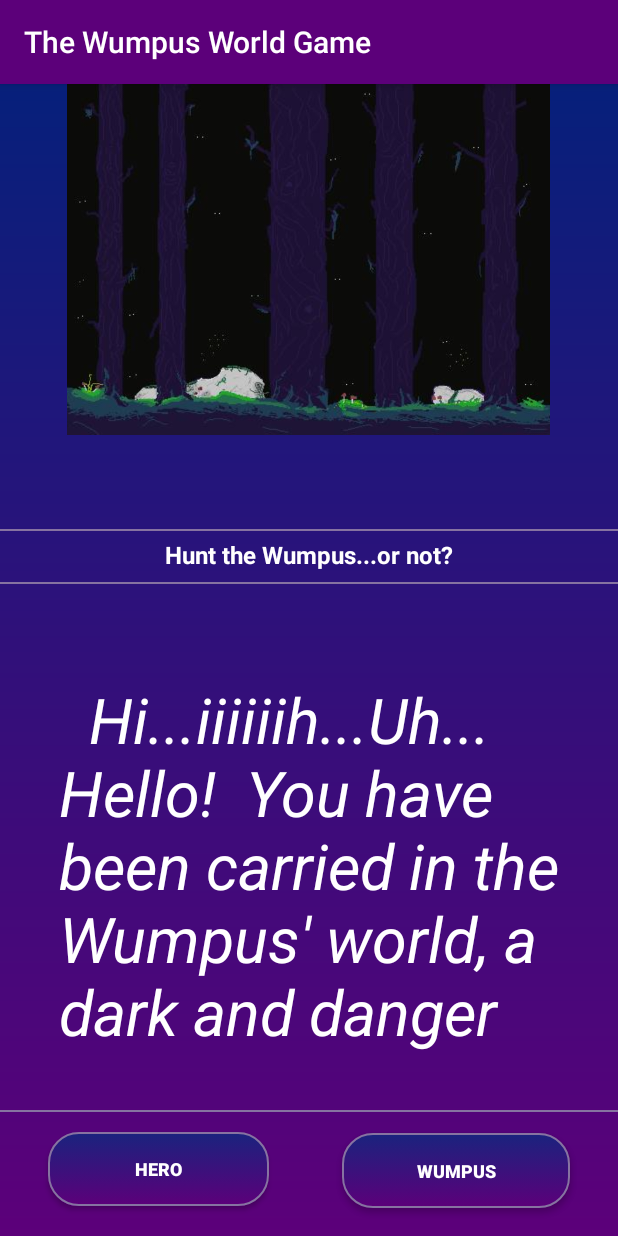
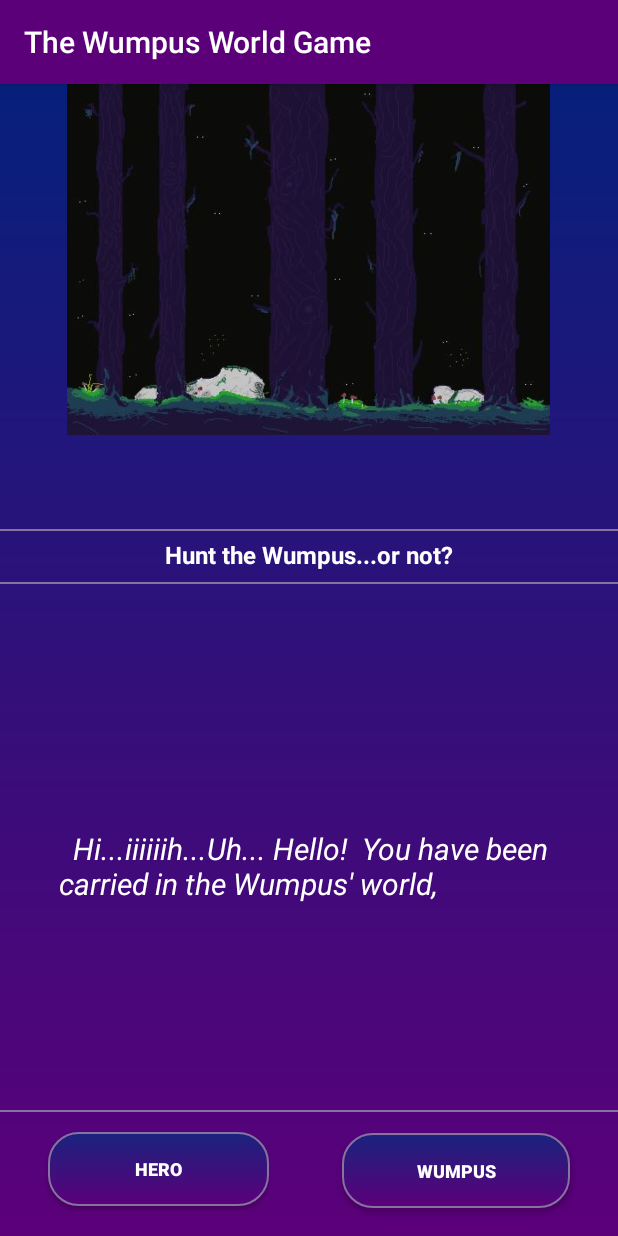
Before and after one commit to ivochan/WumpusWorldGame, an Android app: the first screen one second after launch (MainActivity), on a phone screen of 412 x 824 dp. Run offline under Robolectric (Android 15) with nearby library versions, the phone set to English and light mode, and no system bars.

Commit message:
animazione del testo nella mainActivity

```diff
--- a/app/src/main/java/com/example/wumpusworldgame/activities/MainActivity.java
+++ b/app/src/main/java/com/example/wumpusworldgame/activities/MainActivity.java
@@ -20,7 +20,7 @@ public class MainActivity extends AppCompatActivity {
     //##### attributi di classe #####
     //testo animato
     TypeWriter typeWriter;
-    final static int delay = 20;
+    final static int delay = 25;
     //riproduttore audio
     MediaPlayer mp;
     //pulsante modalita' eroe
@@ -55,7 +55,9 @@ public class MainActivity extends AppCompatActivity {
          * - con @tipo_risorsa/nome_risorsa, in XML;
          */
         setContentView(R.layout.activity_main);
+
         //##### inizializzazioni #####
+
         //testo animato
         typeWriter = findViewById(R.id.storia);
         //riproduttore audio
@@ -70,6 +72,7 @@ public class MainActivity extends AppCompatActivity {
         wumpus_game = new Intent(MainActivity.this, WumpusSide.class);
 
         //##### azioni della Activity #####
+
         //esecuzione del testo animato
         animatedText(typeWriter);
         //esecuzione clip audio
@@ -94,7 +97,7 @@ public class MainActivity extends AppCompatActivity {
         });
     }//onCreate()
 
-    //##### altri metodi #####
+    //##### metodi per la gestione della clip audio #####
 
     /** metodo onPause(): void
      * questo metodo blocca l'esecuzione della clip audio
@@ -108,24 +111,32 @@ public class MainActivity extends AppCompatActivity {
         mp.release();
     }//onPause()
 
-    /**
-     *
+    /** metodo onResume():void
+     * questo metodo riprende l'esecuzione della clip
+     * audio se e' gia' stato istanziato il riproduttore
+     * musicale, se cosi' non e', allora lo crea.
      */
     @Override
     protected void onResume() {
         if(mp != null && !mp.isPlaying())
             mp.start();
         super.onResume();
-    }
+    }//onResume()
 
-    /**
-     *
-     * @param tw
+    //##### altri metodi #####
+
+    /** metodo animatedText(TypeWriter): void
+     * questo metodo realizza l'animazione del
+     * testo che fornisce l'introduzione al gioco
+     * @param tw: TypeWriter
      */
     protected void animatedText(TypeWriter tw){
+        //corpo del testo
         tw.setText("");
+        //intervallo di tempo tra un carattere ed il successivo
         tw.setCharacterDelay(delay);
+        //testo da mostrare con l'animazione
         tw.animateText(""+getResources().getString(R.string.game_intro));
-    }
+    }//animatedText(TypeWriter)
 
 }//end MainActivity
--- a/app/src/main/res/layout/activity_main.xml
+++ b/app/src/main/res/layout/activity_main.xml
@@ -80,10 +80,11 @@
         android:text="@string/game_intro"
         android:textColor="?attr/colorOnPrimary"
         android:textAlignment="gravity"
-        android:textSize="12sp"
         android:textStyle="italic"
         android:typeface="normal"
         app:autoSizeTextType="uniform"
+        app:autoSizeMinTextSize="16sp"
+        app:autoSizeMaxTextSize="20sp"
         app:layout_constraintBottom_toBottomOf="parent"
         app:layout_constraintEnd_toEndOf="parent"
         app:layout_constraintHorizontal_bias="0.527"
--- a/app/src/main/res/values/ic_launcher_red_monster_background.xml
+++ b/app/src/main/res/values/ic_launcher_red_monster_background.xml
@@ -1,4 +1,4 @@
 <?xml version="1.0" encoding="utf-8"?>
 <resources>
-    <color name="ic_launcher_red_monster_background">#134563</color>
+    <color name="ic_launcher_red_monster_background">#053485</color>
 </resources>
```
